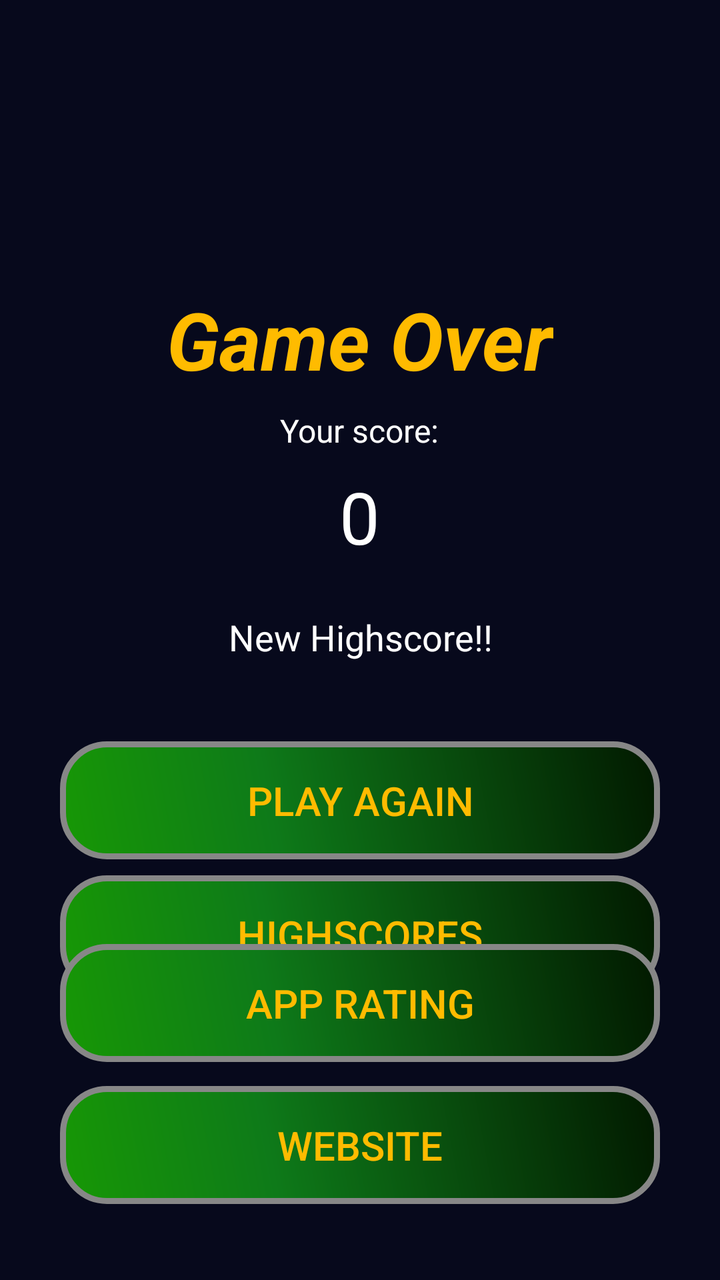
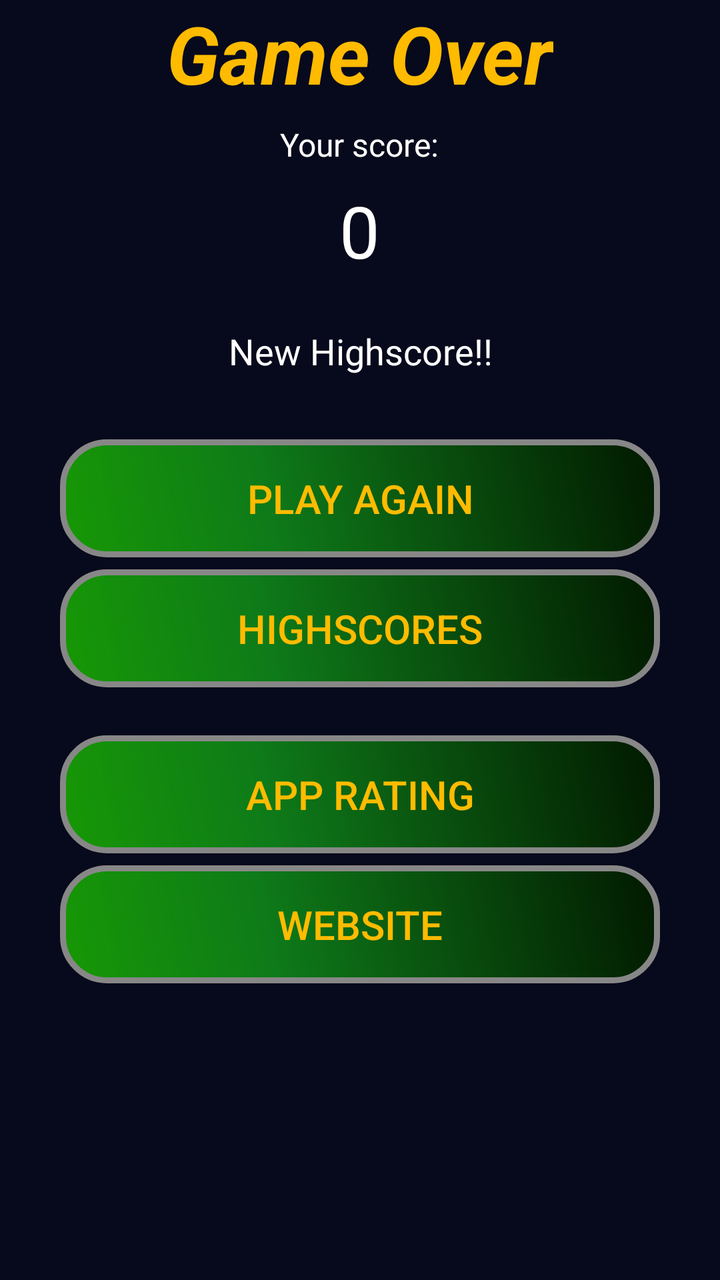

Two renders of the same Android screen: before a commit and after it. Below are the layout's source before the change and the commit's diff.
<!-- AndroidManifest.xml: application theme AppTheme -->
<!-- res/layout/game_over.xml -->
<?xml version="1.0" encoding="utf-8"?>
<RelativeLayout
        xmlns:android="http://schemas.android.com/apk/res/android"
        android:layout_width="match_parent"
        android:layout_height="match_parent">
    <LinearLayout
            android:layout_width="match_parent"
            android:layout_height="wrap_content"
            android:orientation="vertical"
            android:layout_centerInParent="true">
        <LinearLayout
                android:layout_width="wrap_content"
                android:layout_height="wrap_content"
                android:orientation="vertical"
                android:layout_gravity="center">
            <TextView
                    android:id="@+id/game_over_textview"
                    android:layout_width="wrap_content"
                    android:layout_height="wrap_content"
                    android:text="@string/game_over_text"
                    android:textSize="40sp"
                    android:textColor="@color/gold"
                    android:layout_gravity="center_horizontal"
                    android:textStyle="bold|italic"
                    android:enabled="true"/>
            <TextView
                    android:id="@+id/your_score_label"
                    android:layout_width="wrap_content"
                    android:layout_height="wrap_content"
                    android:text="@string/game_over_score_label"
                    android:textSize="16sp"
                    android:textColor="@color/white"
                    android:layout_gravity="center_horizontal"
                    android:layout_marginTop="8dp"
                    android:enabled="true"/>
            <TextView
                    android:id="@+id/your_score_textview"
                    android:layout_width="wrap_content"
                    android:layout_height="wrap_content"
                    android:text="@string/initial_score"
                    android:textSize="36sp"
                    android:textColor="@color/white"
                    android:layout_gravity="center_horizontal"
                    android:layout_marginTop="8dp"
                    android:enabled="true"/>
            <TextView
                    android:layout_width="wrap_content"
                    android:layout_height="wrap_content"
                    android:text="@string/new_highscore"
                    android:id="@+id/highscore_label"
                    android:textSize="18sp"
                    android:padding="16sp"
                    android:textColor="@color/white"
                    android:layout_gravity="center_horizontal"
                    android:textAlignment="center"
                    android:layout_marginTop="8dp"
                    android:enabled="true"/>
        </LinearLayout>

        <Button
                    style="?android:attr/buttonBarButtonStyle"
                android:id="@+id/play_again_button"
                android:text="@string/play_again_button_text"
                android:layout_width="300dp"
                android:layout_height="wrap_content"
                android:textSize="20sp"
                android:layout_marginTop="24dp"
                android:layout_gravity="center"
                android:onClick="startGame"
                android:background="@drawable/button"
                android:enabled="true"
                android:textColor="@color/gold"
                android:clickable="true"
                android:focusable="true"/>
        <Button
                    style="?android:attr/buttonBarButtonStyle"
                android:id="@+id/highscore_gameover"
                android:text="@string/highscore_button_text"
                android:layout_width="300dp"
                android:layout_height="wrap_content"
                android:textSize="20sp"
                android:layout_marginTop="8dp"
                android:layout_gravity="center"
                android:onClick="showHighscores"
                android:background="@drawable/button"
                android:enabled="true"
                android:textColor="@color/gold"
                android:clickable="true"
                android:focusable="true"/>
    </LinearLayout>

    <LinearLayout
            android:layout_width="wrap_content"
            android:layout_height="wrap_content"
            android:orientation="vertical"
            android:layout_alignParentBottom="true"
            android:layout_centerHorizontal="true"
            android:layout_marginBottom="32dp">
        <Button
                    style="?android:attr/buttonBarButtonStyle"
                android:id="@+id/rating_button"
                android:text="@string/rating"
                android:layout_width="300dp"
                android:layout_height="wrap_content"
                android:textSize="20sp"
                android:layout_margin="6dp"
                android:onClick="launchMarket"
                android:background="@drawable/button"
                android:enabled="true"
                android:textColor="@color/gold"
                android:clickable="true"
                android:focusable="true"/>
        <Button
                    style="?android:attr/buttonBarButtonStyle"
                android:id="@+id/project_button"
                android:text="@string/website"
                android:layout_width="300dp"
                android:layout_height="wrap_content"
                android:textSize="20sp"
                android:layout_margin="6dp"
                android:onClick="openWebsite"
                android:background="@drawable/button"
                android:enabled="true"
                android:textColor="@color/gold"
                android:clickable="true"
                android:focusable="true"/>
    </LinearLayout>
</RelativeLayout>
<!-- resources referenced by this layout -->
<resources>
  <color name="gold">#FFBB00</color>
  <color name="white">#ffffff</color>
  <!-- drawable button (drawable) -->
  <?xml version="1.0" encoding="utf-8"?>
  <shape xmlns:android="http://schemas.android.com/apk/res/android" android:shape="rectangle" >
      <corners android:radius="22dp"/>
      <gradient
          android:angle="45"
          android:centerX="35%"
          android:centerColor="#0E7A19"
          android:startColor="#179805"
          android:endColor="#021900"
          android:type="linear"/>
      <padding
          android:left="32sp"
          android:top="16sp"
          android:right="32sp"
          android:bottom="16sp"/>
      <stroke
          android:width="3dp"
          android:color="#878787"/>
  </shape>
  <string name="game_over_score_label">Your score:</string>
  <string name="game_over_text">Game Over</string>
  <string name="highscore_button_text">Highscores</string>
  <string name="initial_score">0</string>
  <string name="new_highscore">New Highscore!!</string>
  <string name="play_again_button_text">Play Again</string>
  <string name="rating">app rating</string>
  <string name="website">Website</string>
  <style name="AppTheme" parent="Base.Theme.AppCompat.Light.DarkActionBar">
          <item name="android:windowBackground">@color/black</item>
      </style>
  <color name="black">#07091C</color>
</resources>

<!-- the commit's change to res/layout/game_over.xml (unified diff, before → after) -->
@@ -1,128 +1,125 @@
 <?xml version="1.0" encoding="utf-8"?>
-<RelativeLayout
-        xmlns:android="http://schemas.android.com/apk/res/android"
-        android:layout_width="match_parent"
-        android:layout_height="match_parent">
+<LinearLayout xmlns:android="http://schemas.android.com/apk/res/android"
+    android:layout_width="match_parent"
+    android:layout_height="wrap_content"
+    android:layout_centerInParent="true"
+    android:layout_gravity="center"
+    android:orientation="vertical">
+
     <LinearLayout
-            android:layout_width="match_parent"
+        android:layout_width="wrap_content"
+        android:layout_height="wrap_content"
+        android:layout_gravity="center"
+        android:orientation="vertical">
+
+        <TextView
+            android:id="@+id/game_over_textview"
+            android:layout_width="wrap_content"
             android:layout_height="wrap_content"
-            android:orientation="vertical"
-            android:layout_centerInParent="true">
-        <LinearLayout
-                android:layout_width="wrap_content"
-                android:layout_height="wrap_content"
-                android:orientation="vertical"
-                android:layout_gravity="center">
-            <TextView
-                    android:id="@+id/game_over_textview"
-                    android:layout_width="wrap_content"
-                    android:layout_height="wrap_content"
-                    android:text="@string/game_over_text"
-                    android:textSize="40sp"
-                    android:textColor="@color/gold"
-                    android:layout_gravity="center_horizontal"
-                    android:textStyle="bold|italic"
-                    android:enabled="true"/>
-            <TextView
-                    android:id="@+id/your_score_label"
-                    android:layout_width="wrap_content"
-                    android:layout_height="wrap_content"
-                    android:text="@string/game_over_score_label"
-                    android:textSize="16sp"
-                    android:textColor="@color/white"
-                    android:layout_gravity="center_horizontal"
-                    android:layout_marginTop="8dp"
-                    android:enabled="true"/>
-            <TextView
-                    android:id="@+id/your_score_textview"
-                    android:layout_width="wrap_content"
-                    android:layout_height="wrap_content"
-                    android:text="@string/initial_score"
-                    android:textSize="36sp"
-                    android:textColor="@color/white"
-                    android:layout_gravity="center_horizontal"
-                    android:layout_marginTop="8dp"
-                    android:enabled="true"/>
-            <TextView
-                    android:layout_width="wrap_content"
-                    android:layout_height="wrap_content"
-                    android:text="@string/new_highscore"
-                    android:id="@+id/highscore_label"
-                    android:textSize="18sp"
-                    android:padding="16sp"
-                    android:textColor="@color/white"
-                    android:layout_gravity="center_horizontal"
-                    android:textAlignment="center"
-                    android:layout_marginTop="8dp"
-                    android:enabled="true"/>
-        </LinearLayout>
+            android:layout_gravity="center_horizontal"
+            android:enabled="true"
+            android:text="@string/game_over_text"
+            android:textColor="@color/gold"
+            android:textSize="40sp"
+            android:textStyle="bold|italic" />
 
-        <Button
-                    style="?android:attr/buttonBarButtonStyle"
-                android:id="@+id/play_again_button"
-                android:text="@string/play_again_button_text"
-                android:layout_width="300dp"
-                android:layout_height="wrap_content"
-                android:textSize="20sp"
-                android:layout_marginTop="24dp"
-                android:layout_gravity="center"
-                android:onClick="startGame"
-                android:background="@drawable/button"
-                android:enabled="true"
-                android:textColor="@color/gold"
-                android:clickable="true"
-                android:focusable="true"/>
-        <Button
-                    style="?android:attr/buttonBarButtonStyle"
-                android:id="@+id/highscore_gameover"
-                android:text="@string/highscore_button_text"
-                android:layout_width="300dp"
-                android:layout_height="wrap_content"
-                android:textSize="20sp"
-                android:layout_marginTop="8dp"
-                android:layout_gravity="center"
-                android:onClick="showHighscores"
-                android:background="@drawable/button"
-                android:enabled="true"
-                android:textColor="@color/gold"
-                android:clickable="true"
-                android:focusable="true"/>
+        <TextView
+            android:id="@+id/your_score_label"
+            android:layout_width="wrap_content"
+            android:layout_height="wrap_content"
+            android:layout_gravity="center_horizontal"
+            android:layout_marginTop="8dp"
+            android:enabled="true"
+            android:text="@string/game_over_score_label"
+            android:textColor="@color/white"
+            android:textSize="16sp" />
+
+        <TextView
+            android:id="@+id/your_score_textview"
+            android:layout_width="wrap_content"
+            android:layout_height="wrap_content"
+            android:layout_gravity="center_horizontal"
+            android:layout_marginTop="8dp"
+            android:enabled="true"
+            android:text="@string/initial_score"
+            android:textColor="@color/white"
+            android:textSize="36sp" />
+
+        <TextView
+            android:id="@+id/highscore_label"
+            android:layout_width="wrap_content"
+            android:layout_height="wrap_content"
+            android:layout_gravity="center_horizontal"
+            android:layout_marginTop="8dp"
+            android:enabled="true"
+            android:padding="16sp"
+            android:text="@string/new_highscore"
+            android:textAlignment="center"
+            android:textColor="@color/white"
+            android:textSize="18sp" />
     </LinearLayout>
 
-    <LinearLayout
-            android:layout_width="wrap_content"
-            android:layout_height="wrap_content"
-            android:orientation="vertical"
-            android:layout_alignParentBottom="true"
-            android:layout_centerHorizontal="true"
-            android:layout_marginBottom="32dp">
-        <Button
-                    style="?android:attr/buttonBarButtonStyle"
-                android:id="@+id/rating_button"
-                android:text="@string/rating"
-                android:layout_width="300dp"
-                android:layout_height="wrap_content"
-                android:textSize="20sp"
-                android:layout_margin="6dp"
-                android:onClick="launchMarket"
-                android:background="@drawable/button"
-                android:enabled="true"
-                android:textColor="@color/gold"
-                android:clickable="true"
-                android:focusable="true"/>
-        <Button
-                    style="?android:attr/buttonBarButtonStyle"
-                android:id="@+id/project_button"
-                android:text="@string/website"
-                android:layout_width="300dp"
-                android:layout_height="wrap_content"
-                android:textSize="20sp"
-                android:layout_margin="6dp"
-                android:onClick="openWebsite"
-                android:background="@drawable/button"
-                android:enabled="true"
-                android:textColor="@color/gold"
-                android:clickable="true"
-                android:focusable="true"/>
-    </LinearLayout>
-</RelativeLayout>
+    <Button
+        android:id="@+id/play_again_button"
+        style="?android:attr/buttonBarButtonStyle"
+        android:layout_width="300dp"
+        android:layout_height="wrap_content"
+        android:layout_gravity="center"
+        android:layout_marginTop="16dp"
+        android:background="@drawable/button"
+        android:clickable="true"
+        android:enabled="true"
+        android:focusable="true"
+        android:onClick="startGame"
+        android:text="@string/play_again_button_text"
+        android:textColor="@color/gold"
+        android:textSize="20sp" />
+
+    <Button
+        android:id="@+id/highscore_gameover"
+        style="?android:attr/buttonBarButtonStyle"
+        android:layout_width="300dp"
+        android:layout_height="wrap_content"
+        android:layout_gravity="center"
+        android:layout_marginTop="6dp"
+        android:background="@drawable/button"
+        android:clickable="true"
+        android:enabled="true"
+        android:focusable="true"
+        android:onClick="showHighscores"
+        android:text="@string/highscore_button_text"
+        android:textColor="@color/gold"
+        android:textSize="20sp" />
+
+    <Button
+        android:id="@+id/rating_button"
+        style="?android:attr/buttonBarButtonStyle"
+        android:layout_width="300dp"
+        android:layout_height="wrap_content"
+        android:layout_gravity="center"
+        android:layout_marginTop="24dp"
+        android:background="@drawable/button"
+        android:clickable="true"
+        android:enabled="true"
+        android:focusable="true"
+        android:onClick="launchMarket"
+        android:text="@string/rating"
+        android:textColor="@color/gold"
+        android:textSize="20sp" />
+
+    <Button
+        android:id="@+id/project_button"
+        style="?android:attr/buttonBarButtonStyle"
+        android:layout_width="300dp"
+        android:layout_height="wrap_content"
+        android:layout_gravity="center"
+        android:layout_marginTop="6dp"
+        android:background="@drawable/button"
+        android:clickable="true"
+        android:enabled="true"
+        android:focusable="true"
+        android:onClick="openWebsite"
+        android:text="@string/website"
+        android:textColor="@color/gold"
+        android:textSize="20sp" />
+</LinearLayout>
